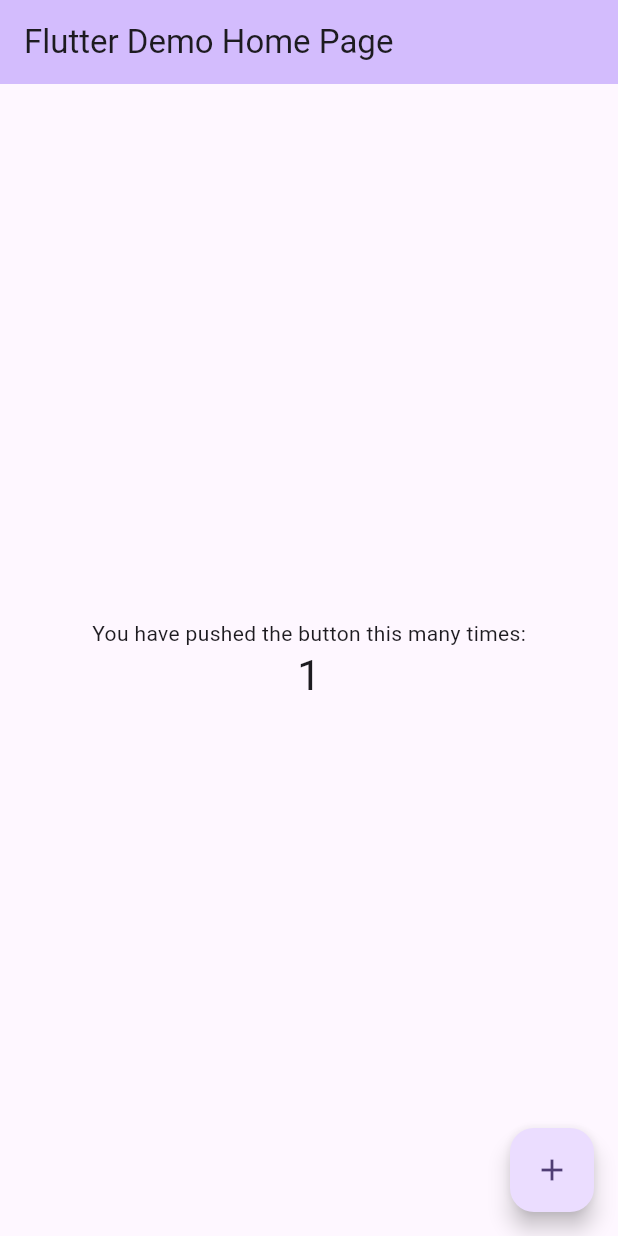
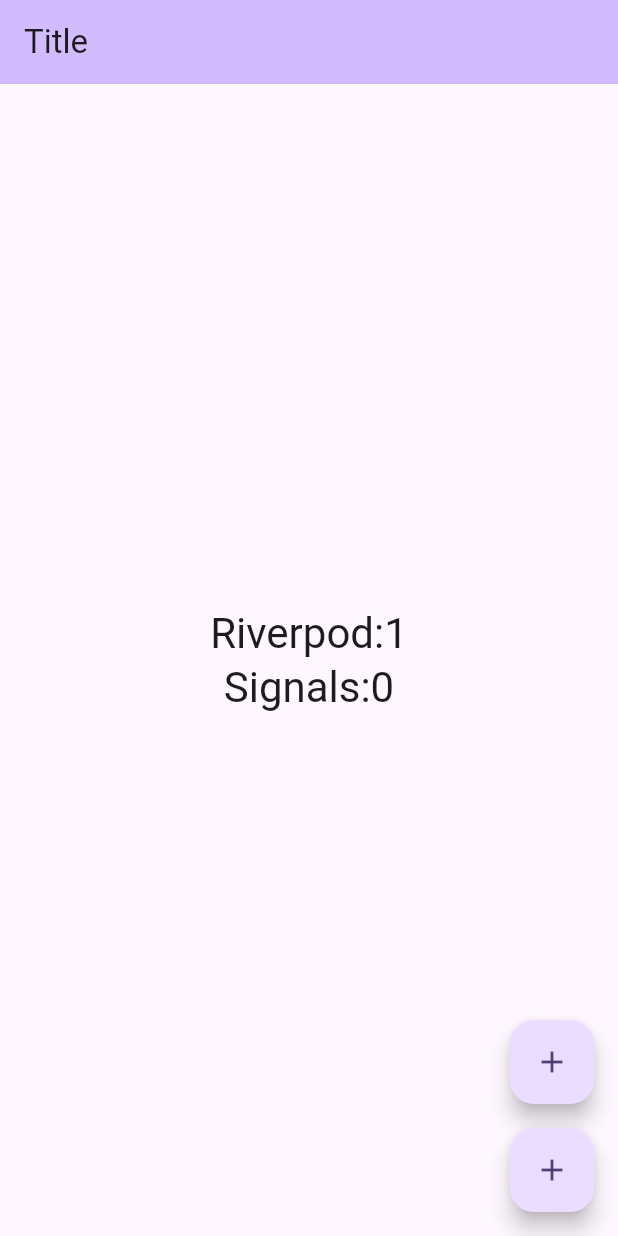
Before and after one commit to mafreud/signals_and_riverpod, a Flutter app: the screen it shows after launch, after a tap on the "add" icon, on a phone screen of 412 x 824 dp. Run offline on Flutter 3.47's test engine with Material 3 defaults, Android fonts, the light colour scheme and no system bars; our stand-ins replace hooks_riverpod, riverpod_annotation, signals_flutter; generated files the repository leaves out were written again.

Commit message:
add sample

```diff
--- /dev/null
+++ b/lib/counter_controller.dart
@@ -0,0 +1,14 @@
+import 'package:riverpod_annotation/riverpod_annotation.dart';
+part 'counter_controller.g.dart';
+
+@riverpod
+class CounterController extends _$CounterController {
+  @override
+  int build() {
+    return 0;
+  }
+
+  void increment() {
+    state = state + 1;
+  }
+}
--- a/lib/main.dart
+++ b/lib/main.dart
@@ -1,125 +1,81 @@
 import 'package:flutter/material.dart';
+import 'package:hooks_riverpod/hooks_riverpod.dart';
+import 'package:signals_and_riverpod/counter_controller.dart';
+import 'package:signals_flutter/signals_flutter.dart';
 
 void main() {
-  runApp(const MyApp());
+  runApp(const ProviderScope(child: MyApp()));
 }
 
 class MyApp extends StatelessWidget {
   const MyApp({super.key});
 
-  // This widget is the root of your application.
   @override
   Widget build(BuildContext context) {
     return MaterialApp(
       title: 'Flutter Demo',
       theme: ThemeData(
-        // This is the theme of your application.
-        //
-        // TRY THIS: Try running your application with "flutter run". You'll see
-        // the application has a purple toolbar. Then, without quitting the app,
-        // try changing the seedColor in the colorScheme below to Colors.green
-        // and then invoke "hot reload" (save your changes or press the "hot
-        // reload" button in a Flutter-supported IDE, or press "r" if you used
-        // the command line to start the app).
-        //
-        // Notice that the counter didn't reset back to zero; the application
-        // state is not lost during the reload. To reset the state, use hot
-        // restart instead.
-        //
-        // This works for code too, not just values: Most code changes can be
-        // tested with just a hot reload.
         colorScheme: ColorScheme.fromSeed(seedColor: Colors.deepPurple),
         useMaterial3: true,
       ),
-      home: const MyHomePage(title: 'Flutter Demo Home Page'),
+      home: const MyHomePage(),
     );
   }
 }
 
-class MyHomePage extends StatefulWidget {
-  const MyHomePage({super.key, required this.title});
+final counterSignals = signal(0);
 
-  // This widget is the home page of your application. It is stateful, meaning
-  // that it has a State object (defined below) that contains fields that affect
-  // how it looks.
-
-  // This class is the configuration for the state. It holds the values (in this
-  // case the title) provided by the parent (in this case the App widget) and
-  // used by the build method of the State. Fields in a Widget subclass are
-  // always marked "final".
-
-  final String title;
+class MyHomePage extends ConsumerWidget {
+  const MyHomePage({super.key});
 
   @override
-  State<MyHomePage> createState() => _MyHomePageState();
-}
-
-class _MyHomePageState extends State<MyHomePage> {
-  int _counter = 0;
-
-  void _incrementCounter() {
-    setState(() {
-      // This call to setState tells the Flutter framework that something has
-      // changed in this State, which causes it to rerun the build method below
-      // so that the display can reflect the updated values. If we changed
-      // _counter without calling setState(), then the build method would not be
-      // called again, and so nothing would appear to happen.
-      _counter++;
-    });
-  }
-
-  @override
-  Widget build(BuildContext context) {
-    // This method is rerun every time setState is called, for instance as done
-    // by the _incrementCounter method above.
-    //
-    // The Flutter framework has been optimized to make rerunning build methods
-    // fast, so that you can just rebuild anything that needs updating rather
-    // than having to individually change instances of widgets.
+  Widget build(BuildContext context, WidgetRef ref) {
+    final state = ref.watch(counterControllerProvider);
+    final controller = ref.read(counterControllerProvider.notifier);
+    return Watch((context) {
       return Scaffold(
         appBar: AppBar(
-        // TRY THIS: Try changing the color here to a specific color (to
-        // Colors.amber, perhaps?) and trigger a hot reload to see the AppBar
-        // change color while the other colors stay the same.
           backgroundColor: Theme.of(context).colorScheme.inversePrimary,
-        // Here we take the value from the MyHomePage object that was created by
-        // the App.build method, and use it to set our appbar title.
-        title: Text(widget.title),
+          title: const Text('Title'),
         ),
         body: Center(
-        // Center is a layout widget. It takes a single child and positions it
-        // in the middle of the parent.
           child: Column(
-          // Column is also a layout widget. It takes a list of children and
-          // arranges them vertically. By default, it sizes itself to fit its
-          // children horizontally, and tries to be as tall as its parent.
-          //
-          // Column has various properties to control how it sizes itself and
-          // how it positions its children. Here we use mainAxisAlignment to
-          // center the children vertically; the main axis here is the vertical
-          // axis because Columns are vertical (the cross axis would be
-          // horizontal).
-          //
-          // TRY THIS: Invoke "debug painting" (choose the "Toggle Debug Paint"
-          // action in the IDE, or press "p" in the console), to see the
-          // wireframe for each widget.
             mainAxisAlignment: MainAxisAlignment.center,
             children: <Widget>[
-            const Text(
-              'You have pushed the button this many times:',
+              Text(
+                'Riverpod:$state',
+                style: Theme.of(context).textTheme.headlineMedium,
               ),
               Text(
-              '$_counter',
+                'Signals:${counterSignals.value}',
                 style: Theme.of(context).textTheme.headlineMedium,
               ),
             ],
           ),
         ),
-      floatingActionButton: FloatingActionButton(
-        onPressed: _incrementCounter,
+        floatingActionButton: Column(
+          mainAxisAlignment: MainAxisAlignment.end,
+          children: [
+            FloatingActionButton(
+              onPressed: () {
+                controller.increment();
+              },
               tooltip: 'Increment',
               child: const Icon(Icons.add),
-      ), // This trailing comma makes auto-formatting nicer for build methods.
+            ),
+            const SizedBox(
+              height: 16,
+            ),
+            FloatingActionButton(
+              onPressed: () {
+                counterSignals.value++;
+              },
+              tooltip: 'Increment',
+              child: const Icon(Icons.add),
+            ),
+          ],
+        ),
       );
+    });
   }
 }
```
Also changed, not shown: pubspec.yaml (+12 -71 lines), lib/counter_controller.g.dart (added), pubspec.lock. Lines whose indentation alone changed are shown as unchanged.
